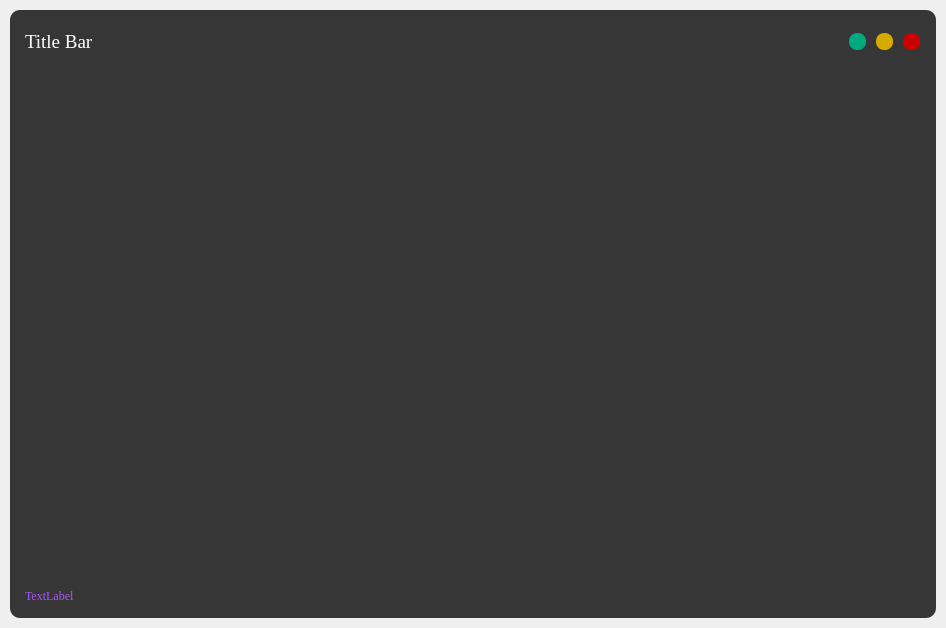
Above: ui_main.ui from HSU-S21-CS232/P03-mc683 before the change. Below: the same form after it.
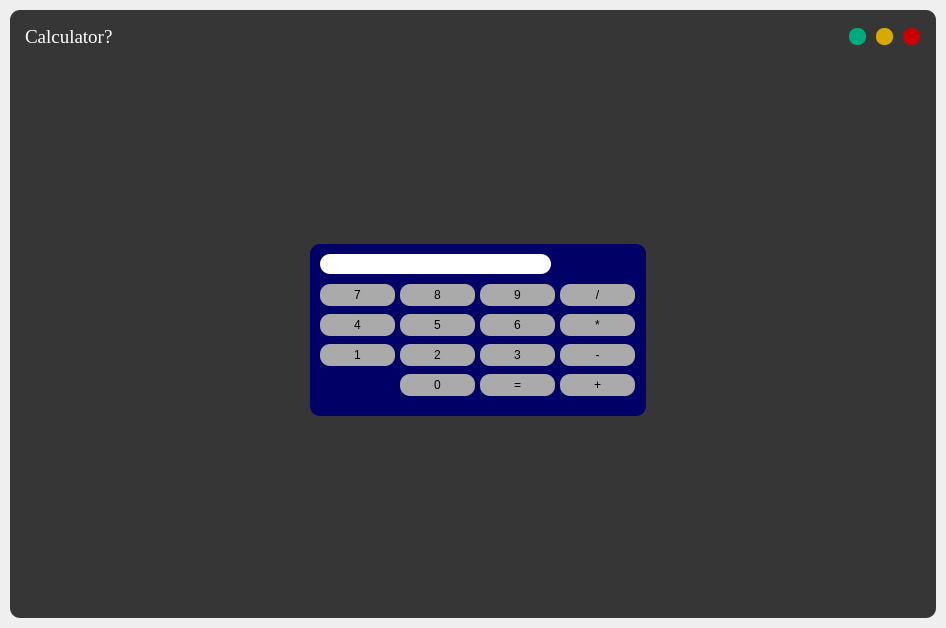
That is the form after the change.

Commit message: Made the layout for a calculator and added new color.

```diff
--- a/ui_main.ui
+++ b/ui_main.ui
@@ -133,7 +133,7 @@
                 <string notr="true">color: rgb(255, 255, 255);</string>
                </property>
                <property name="text">
-                <string>Title Bar</string>
+                <string>Calculator?</string>
                </property>
               </widget>
              </item>
@@ -253,7 +253,7 @@
          <property name="maximumSize">
           <size>
            <width>16777215</width>
-           <height>500</height>
+           <height>550</height>
           </size>
          </property>
          <property name="styleSheet">
@@ -265,109 +265,368 @@
          <property name="frameShadow">
           <enum>QFrame::Raised</enum>
          </property>
-        </widget>
-       </item>
-       <item>
-        <widget class="QFrame" name="credit_bar">
-         <property name="maximumSize">
-          <size>
-           <width>16777215</width>
-           <height>30</height>
-          </size>
-         </property>
-         <property name="styleSheet">
-          <string notr="true">background-color: none;</string>
-         </property>
-         <property name="frameShape">
-          <enum>QFrame::NoFrame</enum>
-         </property>
-         <property name="frameShadow">
-          <enum>QFrame::Raised</enum>
-         </property>
-         <layout class="QHBoxLayout" name="horizontalLayout_2">
-          <property name="spacing">
-           <number>0</number>
+         <widget class="QFrame" name="calc">
+          <property name="geometry">
+           <rect>
+            <x>300</x>
+            <y>180</y>
+            <width>336</width>
+            <height>172</height>
+           </rect>
           </property>
-          <property name="leftMargin">
-           <number>0</number>
+          <property name="styleSheet">
+           <string notr="true">background-color: rgb(0, 0, 102);</string>
           </property>
-          <property name="topMargin">
-           <number>0</number>
+          <property name="frameShape">
+           <enum>QFrame::StyledPanel</enum>
           </property>
-          <property name="rightMargin">
-           <number>0</number>
+          <property name="frameShadow">
+           <enum>QFrame::Raised</enum>
           </property>
-          <property name="bottomMargin">
-           <number>0</number>
-          </property>
-          <item>
-           <widget class="QFrame" name="frame_label_credits">
-            <property name="frameShape">
-             <enum>QFrame::StyledPanel</enum>
-            </property>
-            <property name="frameShadow">
-             <enum>QFrame::Raised</enum>
-            </property>
-            <layout class="QVBoxLayout" name="verticalLayout_3">
-             <property name="spacing">
-              <number>0</number>
-             </property>
-             <property name="leftMargin">
-              <number>15</number>
-             </property>
-             <property name="topMargin">
-              <number>0</number>
-             </property>
-             <property name="rightMargin">
-              <number>0</number>
-             </property>
-             <property name="bottomMargin">
-              <number>0</number>
-             </property>
-             <item>
-              <widget class="QLabel" name="label_credits">
-               <property name="font">
-                <font>
-                 <family>Times New Roman</family>
-                </font>
-               </property>
-               <property name="styleSheet">
-                <string notr="true">color: rgb(170, 85, 255);</string>
-               </property>
-               <property name="text">
-                <string>TextLabel</string>
-               </property>
-              </widget>
-             </item>
-            </layout>
-           </widget>
-          </item>
-          <item>
-           <widget class="QFrame" name="frame_grip">
-            <property name="minimumSize">
-             <size>
-              <width>30</width>
-              <height>30</height>
-             </size>
-            </property>
-            <property name="maximumSize">
-             <size>
-              <width>30</width>
-              <height>30</height>
-             </size>
-            </property>
-            <property name="styleSheet">
-             <string notr="true">padding: 5px;</string>
-            </property>
-            <property name="frameShape">
-             <enum>QFrame::StyledPanel</enum>
-            </property>
-            <property name="frameShadow">
-             <enum>QFrame::Raised</enum>
-            </property>
-           </widget>
-          </item>
-         </layout>
+          <widget class="QLineEdit" name="lineEdit">
+           <property name="geometry">
+            <rect>
+             <x>10</x>
+             <y>10</y>
+             <width>231</width>
+             <height>20</height>
+            </rect>
+           </property>
+           <property name="styleSheet">
+            <string notr="true">background-color: rgb(255, 255, 255);</string>
+           </property>
+          </widget>
+          <widget class="QPushButton" name="button_seven">
+           <property name="geometry">
+            <rect>
+             <x>10</x>
+             <y>40</y>
+             <width>75</width>
+             <height>22</height>
+            </rect>
+           </property>
+           <property name="styleSheet">
+            <string notr="true">QPushButton {
+	background-color: rgb(170, 170, 170);
+}
+
+QPushButton:hover {
+	background-color: rgba(170, 170, 170, 150);	
+}</string>
+           </property>
+           <property name="text">
+            <string>7</string>
+           </property>
+          </widget>
+          <widget class="QPushButton" name="button_nine">
+           <property name="geometry">
+            <rect>
+             <x>170</x>
+             <y>40</y>
+             <width>75</width>
+             <height>22</height>
+            </rect>
+           </property>
+           <property name="styleSheet">
+            <string notr="true">QPushButton {
+	background-color: rgb(170, 170, 170);
+}
+
+QPushButton:hover {
+	background-color: rgba(170, 170, 170, 150);	
+}</string>
+           </property>
+           <property name="text">
+            <string>9</string>
+           </property>
+          </widget>
+          <widget class="QPushButton" name="button_eight">
+           <property name="geometry">
+            <rect>
+             <x>90</x>
+             <y>40</y>
+             <width>75</width>
+             <height>22</height>
+            </rect>
+           </property>
+           <property name="styleSheet">
+            <string notr="true">QPushButton {
+	background-color: rgb(170, 170, 170);
+}
+
+QPushButton:hover {
+	background-color: rgba(170, 170, 170, 150);	
+}</string>
+           </property>
+           <property name="text">
+            <string>8</string>
+           </property>
+          </widget>
+          <widget class="QPushButton" name="button_four">
+           <property name="geometry">
+            <rect>
+             <x>10</x>
+             <y>70</y>
+             <width>75</width>
+             <height>22</height>
+            </rect>
+           </property>
+           <property name="styleSheet">
+            <string notr="true">QPushButton {
+	background-color: rgb(170, 170, 170);
+}
+
+QPushButton:hover {
+	background-color: rgba(170, 170, 170, 150);	
+}</string>
+           </property>
+           <property name="text">
+            <string>4</string>
+           </property>
+          </widget>
+          <widget class="QPushButton" name="button_five">
+           <property name="geometry">
+            <rect>
+             <x>90</x>
+             <y>70</y>
+             <width>75</width>
+             <height>22</height>
+            </rect>
+           </property>
+           <property name="styleSheet">
+            <string notr="true">QPushButton {
+	background-color: rgb(170, 170, 170);
+}
+
+QPushButton:hover {
+	background-color: rgba(170, 170, 170, 150);	
+}</string>
+           </property>
+           <property name="text">
+            <string>5</string>
+           </property>
+          </widget>
+          <widget class="QPushButton" name="pushButton_6">
+           <property name="geometry">
+            <rect>
+             <x>170</x>
+             <y>70</y>
+             <width>75</width>
+             <height>22</height>
+            </rect>
+           </property>
+           <property name="styleSheet">
+            <string notr="true">QPushButton {
+	background-color: rgb(170, 170, 170);
+}
+
+QPushButton:hover {
+	background-color: rgba(170, 170, 170, 150);	
+}</string>
+           </property>
+           <property name="text">
+            <string>6</string>
+           </property>
+          </widget>
+          <widget class="QPushButton" name="pushButton_7">
+           <property name="geometry">
+            <rect>
+             <x>170</x>
+             <y>100</y>
+             <width>75</width>
+             <height>22</height>
+            </rect>
+           </property>
+           <property name="styleSheet">
+            <string notr="true">QPushButton {
+	background-color: rgb(170, 170, 170);
+}
+
+QPushButton:hover {
+	background-color: rgba(170, 170, 170, 150);	
+}</string>
+           </property>
+           <property name="text">
+            <string>3</string>
+           </property>
+          </widget>
+          <widget class="QPushButton" name="pushButton_8">
+           <property name="geometry">
+            <rect>
+             <x>90</x>
+             <y>100</y>
+             <width>75</width>
+             <height>22</height>
+            </rect>
+           </property>
+           <property name="styleSheet">
+            <string notr="true">QPushButton {
+	background-color: rgb(170, 170, 170);
+}
+
+QPushButton:hover {
+	background-color: rgba(170, 170, 170, 150);	
+}</string>
+           </property>
+           <property name="text">
+            <string>2</string>
+           </property>
+          </widget>
+          <widget class="QPushButton" name="pushButton_9">
+           <property name="geometry">
+            <rect>
+             <x>10</x>
+             <y>100</y>
+             <width>75</width>
+             <height>22</height>
+            </rect>
+           </property>
+           <property name="styleSheet">
+            <string notr="true">QPushButton {
+	background-color: rgb(170, 170, 170);
+}
+
+QPushButton:hover {
+	background-color: rgba(170, 170, 170, 150);	
+}</string>
+           </property>
+           <property name="text">
+            <string>1</string>
+           </property>
+          </widget>
+          <widget class="QPushButton" name="multiply_button">
+           <property name="geometry">
+            <rect>
+             <x>250</x>
+             <y>70</y>
+             <width>75</width>
+             <height>22</height>
+            </rect>
+           </property>
+           <property name="styleSheet">
+            <string notr="true">QPushButton {
+	background-color: rgb(170, 170, 170);
+}
+
+QPushButton:hover {
+	background-color: rgba(170, 170, 170, 150);	
+}</string>
+           </property>
+           <property name="text">
+            <string>*</string>
+           </property>
+          </widget>
+          <widget class="QPushButton" name="button_zero">
+           <property name="geometry">
+            <rect>
+             <x>90</x>
+             <y>130</y>
+             <width>75</width>
+             <height>22</height>
+            </rect>
+           </property>
+           <property name="styleSheet">
+            <string notr="true">QPushButton {
+	background-color: rgb(170, 170, 170);
+}
+
+QPushButton:hover {
+	background-color: rgba(170, 170, 170, 150);	
+}</string>
+           </property>
+           <property name="text">
+            <string>0</string>
+           </property>
+          </widget>
+          <widget class="QPushButton" name="equals_button">
+           <property name="geometry">
+            <rect>
+             <x>170</x>
+             <y>130</y>
+             <width>75</width>
+             <height>22</height>
+            </rect>
+           </property>
+           <property name="styleSheet">
+            <string notr="true">QPushButton {
+	background-color: rgb(170, 170, 170);
+}
+
+QPushButton:hover {
+	background-color: rgba(170, 170, 170, 150);	
+}</string>
+           </property>
+           <property name="text">
+            <string>=</string>
+           </property>
+          </widget>
+          <widget class="QPushButton" name="addition_button">
+           <property name="geometry">
+            <rect>
+             <x>250</x>
+             <y>130</y>
+             <width>75</width>
+             <height>22</height>
+            </rect>
+           </property>
+           <property name="styleSheet">
+            <string notr="true">QPushButton {
+	background-color: rgb(170, 170, 170);
+}
+
+QPushButton:hover {
+	background-color: rgba(170, 170, 170, 150);	
+}</string>
+           </property>
+           <property name="text">
+            <string>+</string>
+           </property>
+          </widget>
+          <widget class="QPushButton" name="subtract_button">
+           <property name="geometry">
+            <rect>
+             <x>250</x>
+             <y>100</y>
+             <width>75</width>
+             <height>22</height>
+            </rect>
+           </property>
+           <property name="styleSheet">
+            <string notr="true">QPushButton {
+	background-color: rgb(170, 170, 170);
+}
+
+QPushButton:hover {
+	background-color: rgba(170, 170, 170, 150);	
+}</string>
+           </property>
+           <property name="text">
+            <string>-</string>
+           </property>
+          </widget>
+          <widget class="QPushButton" name="divide_button">
+           <property name="geometry">
+            <rect>
+             <x>250</x>
+             <y>40</y>
+             <width>75</width>
+             <height>22</height>
+            </rect>
+           </property>
+           <property name="styleSheet">
+            <string notr="true">QPushButton {
+	background-color: rgb(170, 170, 170);
+}
+
+QPushButton:hover {
+	background-color: rgba(170, 170, 170, 150);	
+}</string>
+           </property>
+           <property name="text">
+            <string>/</string>
+           </property>
+          </widget>
+         </widget>
         </widget>
        </item>
       </layout>
```
